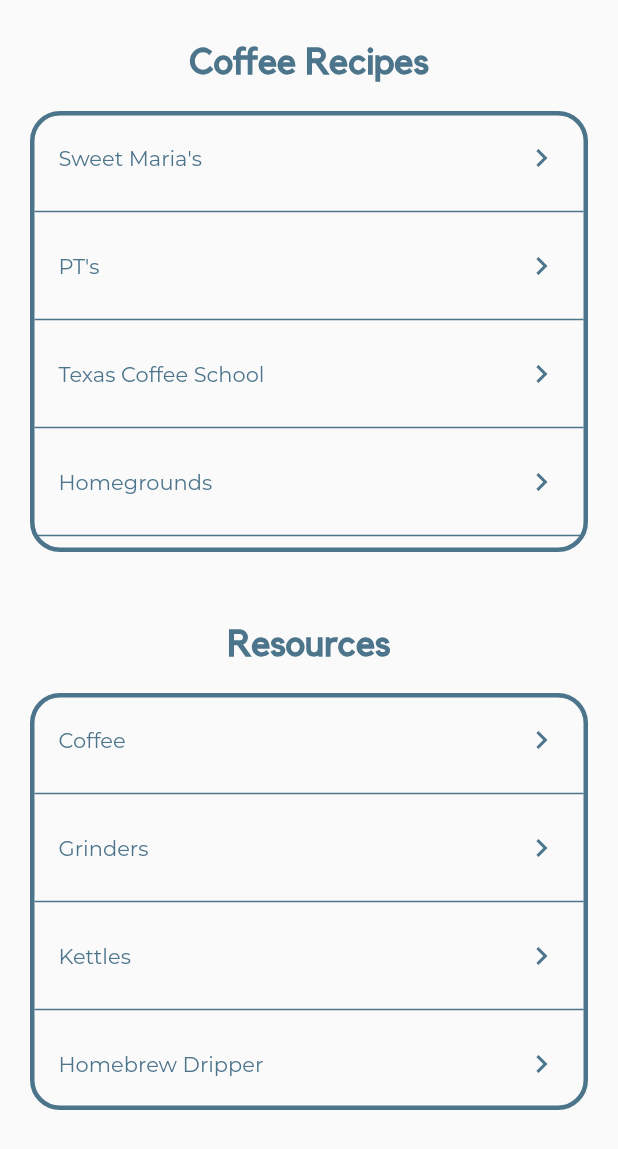
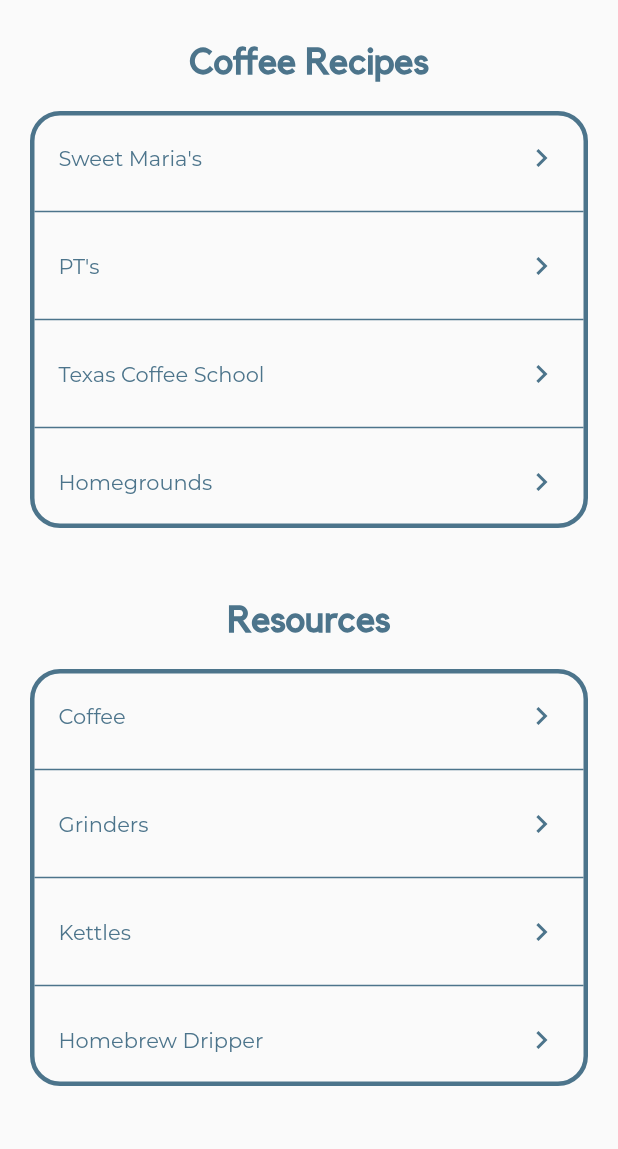
Before and after one commit to Royvencer/Homebrew-CoffeeDripAndroid, a Flutter app: the screen it shows after launch, on a phone screen of 412 x 824 dp. Shown: the top 1149 px of the screen. Run offline on Flutter 3.47's test engine with Material 2 defaults, Android fonts, the phone set to English and light mode, and no system bars.

```diff
--- a/lib/screens/recipe_selection_screen.dart
+++ b/lib/screens/recipe_selection_screen.dart
@@ -66,21 +66,26 @@ class RecipeList extends StatelessWidget {
           Column(
             children: [
               ListTile(
-                title: Text(recipe.name,
+                title: Text(
+                  recipe.name,
                   style: TextStyle(
                     color: Color(0xff4C748B),
                     fontFamily: 'Montserrat',
                     fontSize: 14,
-                        fontWeight: FontWeight.w500)),
+                    fontWeight: FontWeight.w500,
+                  ),
+                ),
                 trailing: Icon(Icons.chevron_right, color: Color(0xff4C748B)),
                 onTap: () {
                   Navigator.push(
                     context,
                     MaterialPageRoute(
-                        builder: (context) => RecipeDetailScreen(recipe)),
+                      builder: (context) => RecipeDetailScreen(recipe),
+                    ),
                   );
                 },
               ),
+              if (recipe != recipes.last) // Add this condition to exclude the Divider for the last item
                 Divider(
                   color: Color(0xff4C748B),
                   thickness: 1,
@@ -91,6 +96,7 @@ class RecipeList extends StatelessWidget {
     );
   }
 }
+
 
 
 
```
Lines whose indentation alone changed are shown as unchanged.
